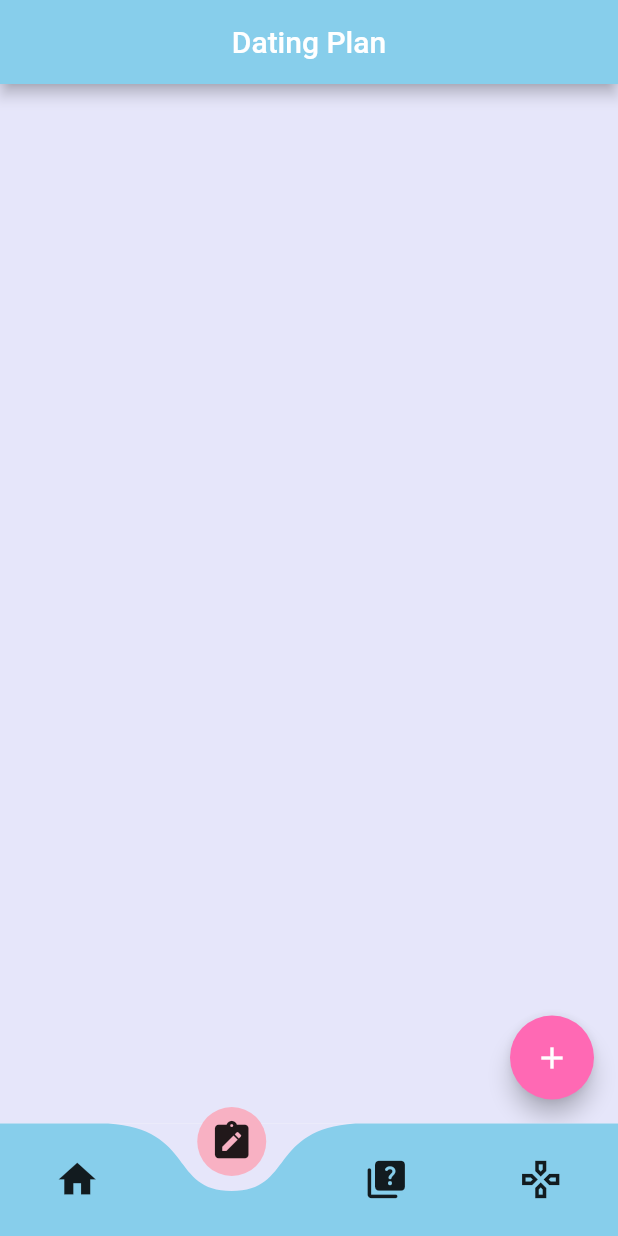
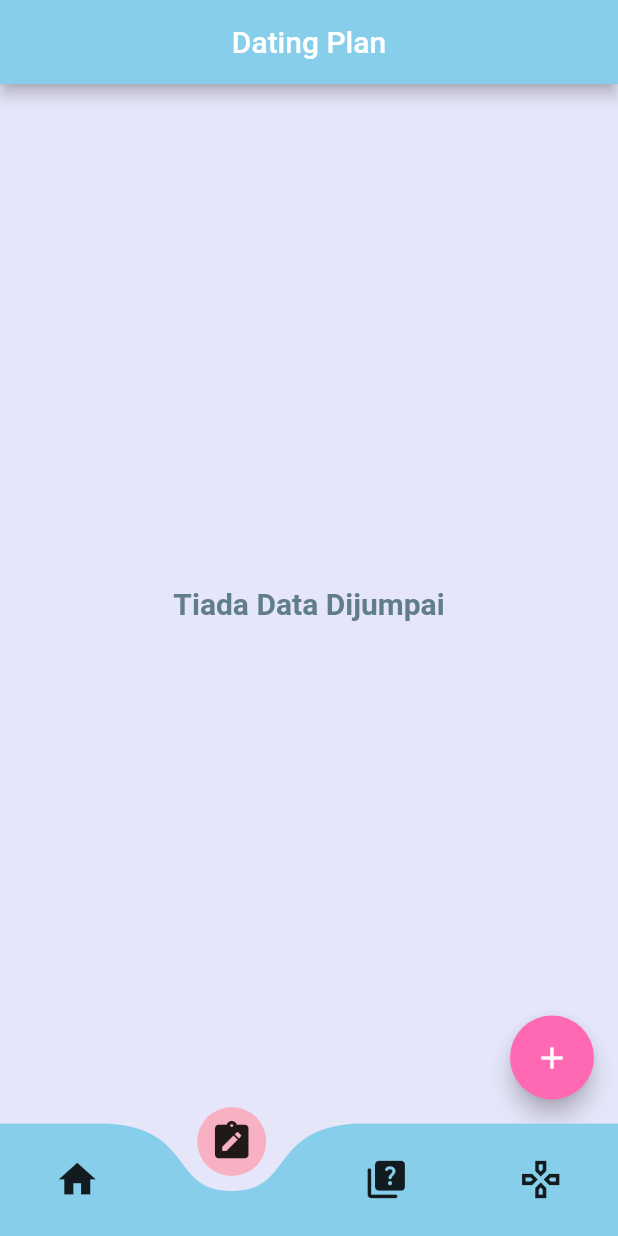
Before and after one commit to HazmiHazim/hash-heartstrings, a Flutter app: the screen it shows after launch, item 2 of the bottom bar chosen, on a phone screen of 412 x 824 dp. Run offline on Flutter 3.47's test engine with Material 2 defaults, Android fonts, the phone set to English and light mode, and no system bars; drawn by our look-alikes of curved_navigation_bar; our stand-ins replace flutter_datetime_picker, hive, hive_flutter; accounts and stored records are empty.

Commit message:
Update Date Planner

```diff
--- a/lib/View/DatePlannerInterface/DatePlannerInterface.dart
+++ b/lib/View/DatePlannerInterface/DatePlannerInterface.dart
@@ -90,7 +90,16 @@ class _DatePlannerInterfaceState extends State<DatePlannerInterface> {
             backgroundColor: const Color(0xFFFF69B4),
             child: const Icon(Icons.add, color: Colors.white),
           ),
-          body: ListView.builder(
+          body: datePlannerBox.isEmpty ? const Center(
+            child: Text(
+              'Tiada Data Dijumpai',
+              style: TextStyle(
+                fontSize: 20,
+                fontWeight: FontWeight.bold,
+                color: Colors.blueGrey
+              ),
+            ),
+          ) : ListView.builder(
             itemCount: datePlannerBox.length,
             itemBuilder: (BuildContext context, int index) {
               var datePlannerModel = datePlannerBox[index];
```
Also changed, not shown: assets/images/empty-data.png (added). Lines whose indentation alone changed are shown as unchanged.
